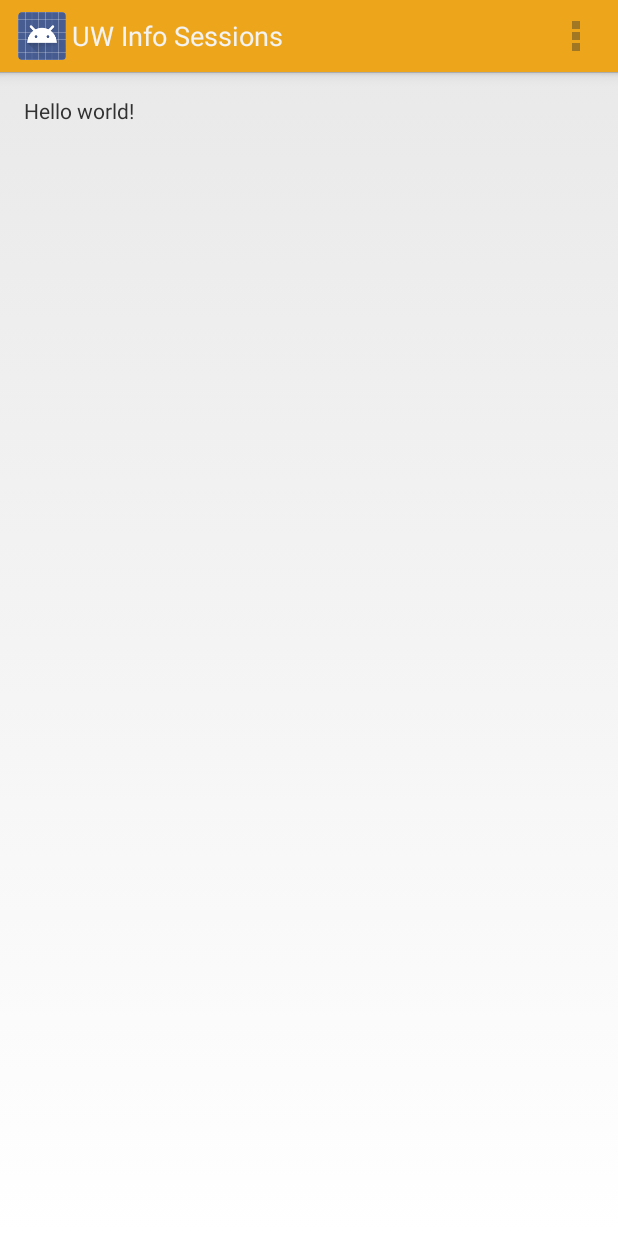
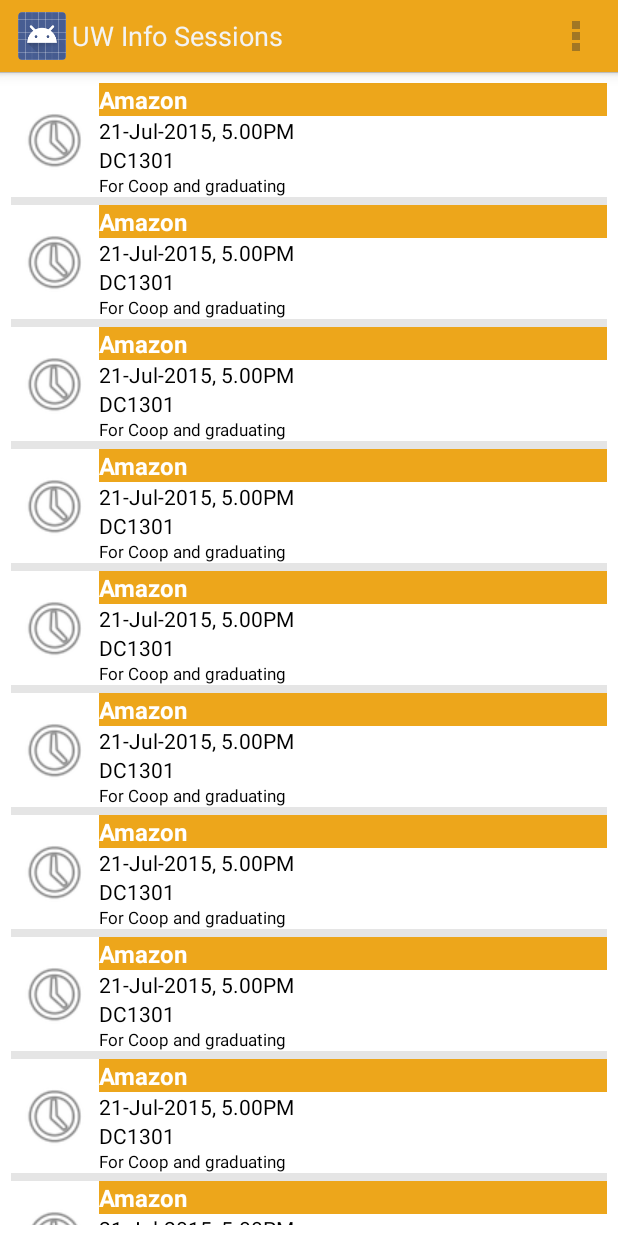
Before and after one commit to vishalshubham/Waterloo-Info-Sessions-application, an Android app: the screen it shows after launch (MainActivity), on a phone screen of 412 x 824 dp. Run offline under Robolectric (Android 15) with nearby library versions, the phone set to English and light mode, and no system bars.

Commit message:
First List View look

```diff
--- a/app/src/main/java/uwinfosessions/uwinfosessions/InfoNode.java
+++ b/app/src/main/java/uwinfosessions/uwinfosessions/InfoNode.java
@@ -4,23 +4,32 @@
  * Created by Vishal on 21/07/2015.
  */
 public class InfoNode {
-    private int id;
+    private int sessionId;
     private String sessionName;
     private String sessionDate;
     private String sessionTime;
     private String sessionLocation;
     private String sessionFor;
 
+    public InfoNode(int sessionId, String sessionName, String sessionDate, String sessionTime, String sessionLocation, String sessionFor) {
+        this.sessionId = sessionId;
+        this.sessionName = sessionName;
+        this.sessionDate = sessionDate;
+        this.sessionTime = sessionTime;
+        this.sessionLocation = sessionLocation;
+        this.sessionFor = sessionFor;
+    }
+
     public String getSessionName() {
         return sessionName;
     }
 
-    public int getId() {
-        return id;
+    public int getSessionId() {
+        return sessionId;
     }
 
-    public void setId(int id) {
-        this.id = id;
+    public void setSessionId(int id) {
+        this.sessionId = id;
     }
 
     public void setSessionName(String sessionName) {
--- a/app/src/main/java/uwinfosessions/uwinfosessions/InfoNodeAdapter.java
+++ b/app/src/main/java/uwinfosessions/uwinfosessions/InfoNodeAdapter.java
@@ -1,10 +1,12 @@
 package uwinfosessions.uwinfosessions;
 
 import android.content.Context;
+import android.view.LayoutInflater;
 import android.view.View;
 import android.view.ViewGroup;
 import android.widget.BaseAdapter;
 import android.widget.ListAdapter;
+import android.widget.TextView;
 
 import java.util.List;
 
@@ -37,11 +39,30 @@
 
     @Override
     public long getItemId(int position) {
-        return 0;
+        return infoNodes.get(position).getSessionId();
     }
 
     @Override
     public View getView(int position, View convertView, ViewGroup parent) {
-        return null;
+        LayoutInflater inflater = (LayoutInflater)context.getSystemService(context.LAYOUT_INFLATER_SERVICE);
+        View view = inflater.inflate(R.layout.list_info_node, null);
+
+        InfoNode infoNode = infoNodes.get(position);
+        String sessionName = infoNode.getSessionName();
+        String sessionDate = infoNode.getSessionDate();
+        String sessionTime = infoNode.getSessionTime();
+        String sessionLocation = infoNode.getSessionLocation();
+        String sessionFor = infoNode.getSessionFor();
+
+        TextView sessionNameView = (TextView)view.findViewById(R.id.text_session_name);
+        TextView sessionDateTimeView = (TextView)view.findViewById(R.id.text_session_date_time);
+        TextView sessionLocationView = (TextView)view.findViewById(R.id.text_session_location);
+        TextView sessionForView = (TextView)view.findViewById(R.id.text_session_for);
+
+        sessionNameView.setText(sessionName);
+        sessionDateTimeView.setText(sessionDate + ", " + sessionTime);
+        sessionLocationView.setText(sessionLocation);
+        sessionForView.setText(sessionFor);
+        return view;
     }
 }
--- a/app/src/main/java/uwinfosessions/uwinfosessions/MainActivity.java
+++ b/app/src/main/java/uwinfosessions/uwinfosessions/MainActivity.java
@@ -7,6 +7,8 @@
 import android.view.MenuItem;
 import android.widget.ListView;
 
+import java.util.ArrayList;
+
 
 public class MainActivity extends Activity {
 
@@ -15,8 +17,20 @@
         super.onCreate(savedInstanceState);
         setContentView(R.layout.activity_main);
 
-        ListView listView = (ListView)findViewById(R.id.main_list);
+        setInfoNodeListListner();
+    }
 
+    public void setInfoNodeListListner(){
+        ArrayList<InfoNode> infoNodeList = new ArrayList<InfoNode>();
+
+        for(int i=1; i<=10; i++){
+            infoNodeList.add(new InfoNode(i, "Amazon", "21-Jul-2015", "5.00PM", "DC1301", "For Coop and graduating"));
+        }
+
+        InfoNodeAdapter infoNodeAdapter = new InfoNodeAdapter(this, infoNodeList);
+
+        ListView list_main = (ListView)findViewById(R.id.main_list);
+        list_main.setAdapter(infoNodeAdapter);
     }
 
     @Override
--- a/app/src/main/res/layout/activity_main.xml
+++ b/app/src/main/res/layout/activity_main.xml
@@ -1,19 +1,16 @@
 <RelativeLayout xmlns:android="http://schemas.android.com/apk/res/android"
     xmlns:tools="http://schemas.android.com/tools" android:layout_width="match_parent"
-    android:layout_height="match_parent" android:paddingLeft="@dimen/activity_horizontal_margin"
-    android:paddingRight="@dimen/activity_horizontal_margin"
-    android:paddingTop="@dimen/activity_vertical_margin"
-    android:paddingBottom="@dimen/activity_vertical_margin" tools:context=".MainActivity">
-
-    <TextView android:text="@string/hello_world" android:layout_width="wrap_content"
-        android:layout_height="wrap_content" />
+    android:layout_height="match_parent" tools:context=".MainActivity">
 
     <ListView
         android:id="@+id/main_list"
         android:layout_width="match_parent"
         android:layout_height="match_parent"
-        android:padding="7dp">
-
+        android:dividerHeight="5dp"
+        android:padding="7dp"
+        android:background="#FFF"
+        android:headerDividersEnabled="true"
+        android:footerDividersEnabled="true">
     </ListView>
 
 </RelativeLayout>
--- /dev/null
+++ b/app/src/main/res/layout/list_info_node.xml
@@ -0,0 +1,41 @@
+<?xml version="1.0" encoding="utf-8"?>
+<LinearLayout xmlns:android="http://schemas.android.com/apk/res/android"
+    android:orientation="horizontal" android:layout_width="match_parent"
+    android:layout_height="match_parent">
+
+    <ImageView
+        android:id="@+id/infoNodeIcon"
+        android:src="@drawable/reminder"
+        android:padding="5dp"
+        android:layout_gravity="center_vertical"
+        android:layout_width="wrap_content"
+        android:layout_height="wrap_content" />
+
+    <LinearLayout
+        android:layout_width="match_parent"
+        android:layout_height="wrap_content"
+        android:layout_gravity="center_vertical"
+        android:orientation="vertical">
+        <TextView
+            android:id="@+id/text_session_name"
+            android:layout_width="match_parent"
+            android:layout_height="wrap_content"
+            style="@style/style_text_session_name"/>
+        <TextView
+            android:id="@+id/text_session_date_time"
+            android:layout_width="match_parent"
+            android:layout_height="wrap_content"
+            style="@style/style_text_session_date_time"/>
+        <TextView
+            android:id="@+id/text_session_location"
+            android:layout_width="match_parent"
+            android:layout_height="wrap_content"
+            style="@style/style_text_session_location"/>
+        <TextView
+            android:id="@+id/text_session_for"
+            android:layout_width="match_parent"
+            android:layout_height="wrap_content"
+            style="@style/style_text_session_for"/>
+    </LinearLayout>
+
+</LinearLayout>
--- a/app/src/main/res/values/styles.xml
+++ b/app/src/main/res/values/styles.xml
@@ -16,4 +16,28 @@
         <item name="android:background">#EDA61B</item>
     </style>
 
+    <style name="style_text_session_name">
+        <item name="android:background">#EDA61B</item>
+        <item name="android:textSize">16dp</item>
+        <item name="android:textStyle">bold</item>
+        <item name="android:textColor">#FFF</item>
+    </style>
+
+    <style name="style_text_session_date_time">
+        <item name="android:textSize">14dp</item>
+        <item name="android:textStyle">normal</item>
+        <item name="android:textColor">#000</item>
+    </style>
+
+    <style name="style_text_session_location">
+        <item name="android:textSize">14dp</item>
+        <item name="android:textStyle">normal</item>
+        <item name="android:textColor">#000</item>
+    </style>
+
+    <style name="style_text_session_for">
+        <item name="android:textSize">11dp</item>
+        <item name="android:textStyle">normal</item>
+        <item name="android:textColor">#000</item>
+    </style>
 </resources>
```
Also changed, not shown: app/src/main/res/drawable/reminder.png (added), app/src/main/res/mipmap-mdpi/ic_launcher.png (deleted).
